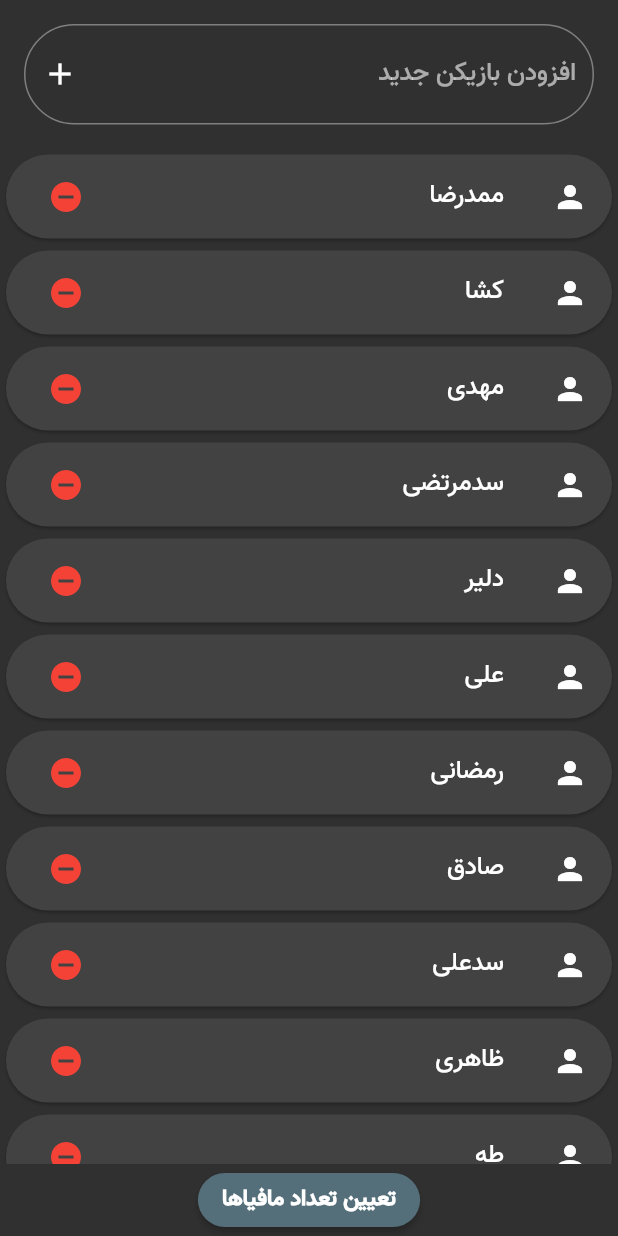
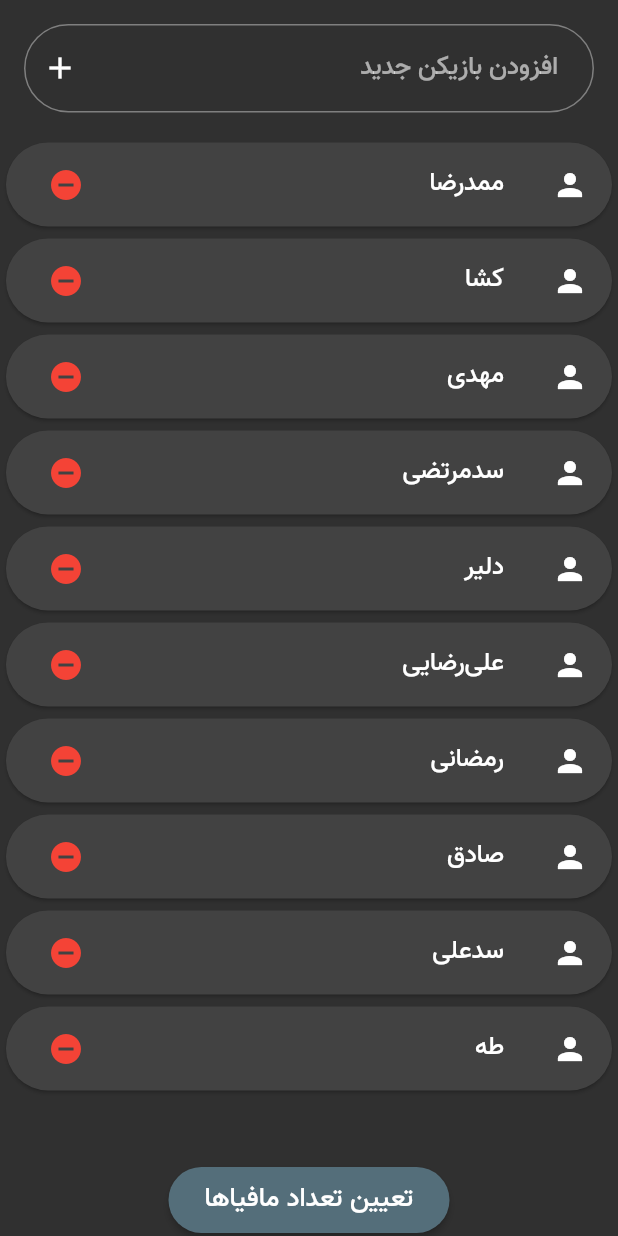
Before and after one commit to mokhosh/mafia_god, a Flutter app: the screen it shows after launch, on a phone screen of 412 x 824 dp. Run offline on Flutter 3.47's test engine with Material 2 defaults, Android fonts, the phone set to English and light mode, and no system bars; our stand-ins replace numberpicker, stop_watch_timer; missing offline and left inert: flutter_circular_chart.

Commit message:
polish ui

```diff
--- a/lib/players.dart
+++ b/lib/players.dart
@@ -9,68 +9,33 @@ class PlayersPageState extends State<PlayersPage> {
   var players = [
     {
       'name': 'ممدرضا',
-      'status': '',
-      'role': '',
     },
     {
       'name': 'کشا',
-      'status': '',
-      'role': '',
     },
     {
       'name': 'مهدی',
-      'status': '',
-      'role': '',
     },
     {
       'name': 'سدمرتضی',
-      'status': '',
-      'role': '',
     },
     {
       'name': 'دلیر',
-      'status': '',
-      'role': '',
     },
     {
-      'name': 'علی',
-      'status': '',
-      'role': '',
+      'name': 'علی‌رضایی',
     },
     {
       'name': 'رمضانی',
-      'status': '',
-      'role': '',
     },
     {
       'name': 'صادق',
-      'status': '',
-      'role': '',
     },
     {
       'name': 'سدعلی',
-      'status': '',
-      'role': '',
-    },
-    {
-      'name': 'ظاهری',
-      'status': '',
-      'role': '',
     },
     {
       'name': 'طه',
-      'status': '',
-      'role': '',
-    },
-    {
-      'name': 'رها',
-      'status': '',
-      'role': '',
-    },
-    {
-      'name': 'صفا',
-      'status': '',
-      'role': '',
     },
   ];
 
@@ -85,28 +50,28 @@ class PlayersPageState extends State<PlayersPage> {
             Padding(
               padding: const EdgeInsets.all(16),
               child: Stack(
-                alignment: Alignment(-1,0),
+                alignment: Alignment(-1, 0),
                 children: <Widget>[
-                    TextField(
-                      controller: newPlayerName,
-                      decoration: InputDecoration(
-                        border: OutlineInputBorder(
-                          borderRadius: BorderRadius.all(
-                            Radius.circular(500)
-                          )
-                        ),
-                        hintText: 'افزودن بازیکن جدید',
+                  TextField(
+                    controller: newPlayerName,
+                    decoration: InputDecoration(
+                      isDense: true,
+                      contentPadding: EdgeInsets.symmetric(
+                        vertical: 16,
+                        horizontal: 24,
                       ),
+                      border: OutlineInputBorder(
+                          borderRadius: BorderRadius.all(Radius.circular(500))),
+                      hintText: 'افزودن بازیکن جدید',
                     ),
+                  ),
                   IconButton(
                     icon: Icon(Icons.add),
                     onPressed: () {
                       if (newPlayerName.text.trim() == '') return;
 
                       setState(() {
-                        players.add({
-                          'name': newPlayerName.text.trim()
-                        });
+                        players.add({'name': newPlayerName.text.trim()});
                       });
                       newPlayerName.clear();
                     },
@@ -148,7 +113,17 @@ class PlayersPageState extends State<PlayersPage> {
               onPressed: () {
                 Navigator.pushNamed(context, '/roles', arguments: players);
               },
-              child: Text('تعیین تعداد مافیاها'),
+              padding: EdgeInsets.symmetric(
+                vertical: 8,
+                horizontal: 24,
+              ),
+              child: Text(
+                'تعیین تعداد مافیاها',
+                style: TextStyle(
+                  fontSize: 18,
+                  fontWeight: FontWeight.normal,
+                ),
+              ),
               shape: StadiumBorder(),
             ),
           ],
```
Also changed, not shown: lib/components/timer.dart (+11 -5 lines), lib/game.dart (+28 -8 lines), lib/roles.dart (+38 -7 lines), lib/view_roles.dart (+22 -4 lines), fonts/vazir.ttf.
